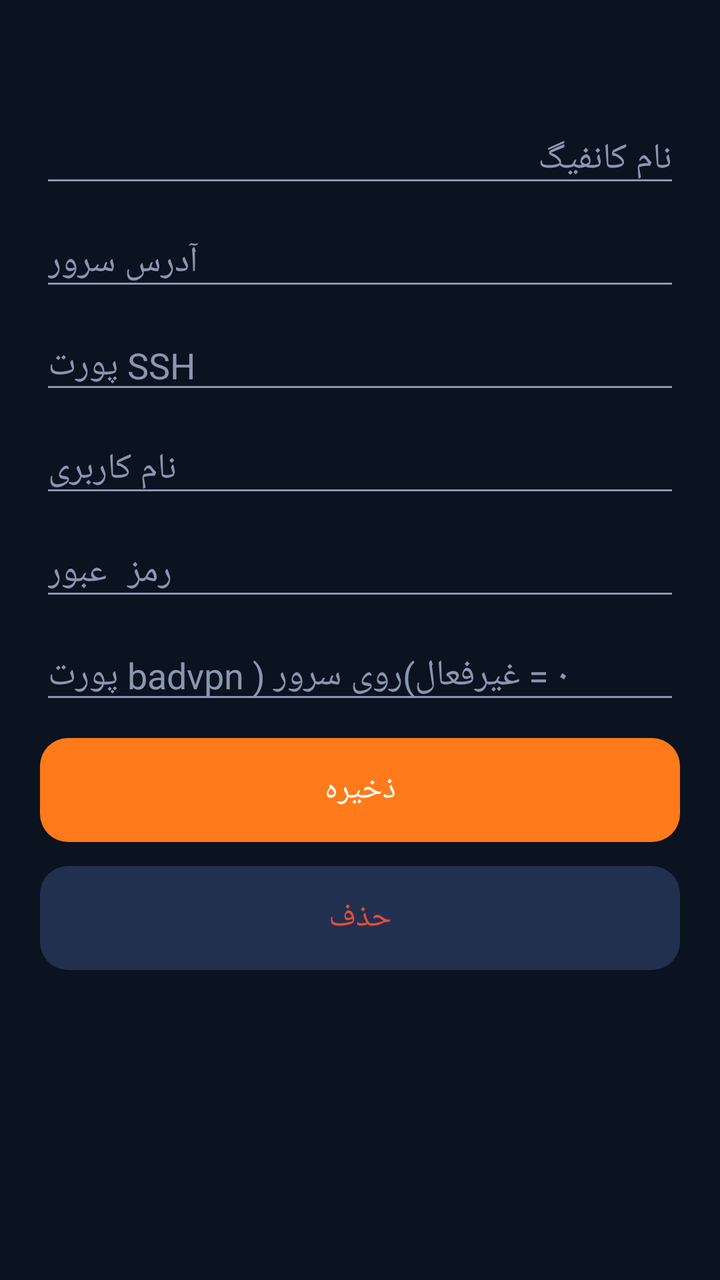
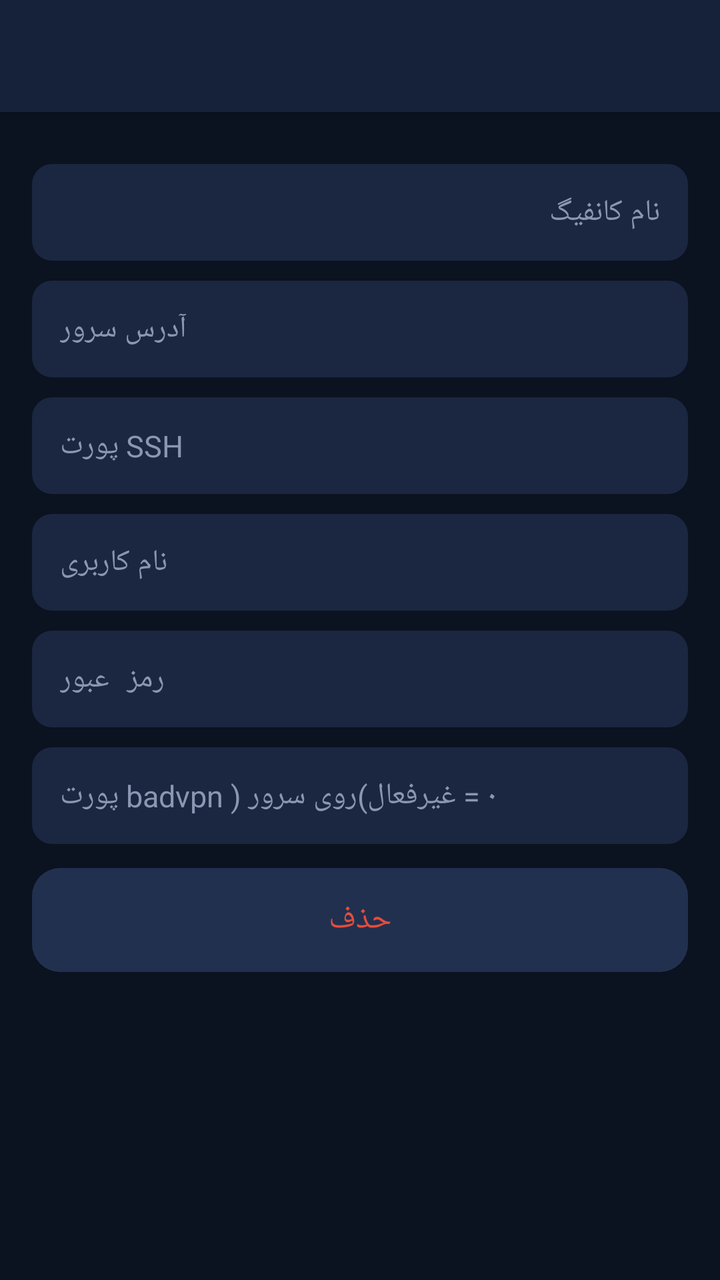

Two renders of the same Android screen: before a commit and after it. Below are the layout's source before the change and the commit's diff.
<!-- AndroidManifest.xml: application theme AppTheme -->
<!-- res/layout/activity_profile.xml -->
<?xml version="1.0" encoding="utf-8"?>
<ScrollView xmlns:android="http://schemas.android.com/apk/res/android"
    android:layout_width="match_parent" android:layout_height="match_parent"
    android:layoutDirection="rtl">
    <LinearLayout
        android:layout_width="match_parent" android:layout_height="wrap_content"
        android:orientation="vertical" android:padding="20dp">
        <TextView android:id="@+id/title"
            android:layout_width="wrap_content" android:layout_height="wrap_content"
            android:textColor="@color/text" android:textSize="20sp" android:textStyle="bold" />
        <EditText android:id="@+id/name" style="@style/Field" android:hint="@string/profile_name"
            android:textDirection="rtl" android:inputType="text" />
        <EditText android:id="@+id/host" style="@style/Field" android:hint="@string/server"
            android:inputType="textUri" />
        <EditText android:id="@+id/port" style="@style/Field" android:hint="@string/ssh_port"
            android:inputType="number" />
        <EditText android:id="@+id/user" style="@style/Field" android:hint="@string/username"
            android:inputType="text" />
        <EditText android:id="@+id/pass" style="@style/Field" android:hint="@string/password"
            android:inputType="textPassword" />
        <EditText android:id="@+id/udpgw" style="@style/Field" android:hint="@string/udpgw_hint"
            android:inputType="number" />
        <Button android:id="@+id/save" style="@style/Btn" android:text="@string/save" />
        <Button android:id="@+id/delete" style="@style/Btn" android:text="@string/delete"
            android:background="@drawable/btn_dark" android:textColor="@color/bad" />
    </LinearLayout>
</ScrollView>
<!-- resources referenced by this layout -->
<resources>
  <color name="bad">#E74C3C</color>
  <color name="text">#E8EDF7</color>
  <!-- drawable btn_dark (drawable) -->
  <?xml version="1.0" encoding="utf-8"?>
  <shape xmlns:android="http://schemas.android.com/apk/res/android">
      <solid android:color="#22304F" />
      <corners android:radius="14dp" />
  </shape>
  <string name="delete">حذف</string>
  <string name="password">رمز عبور</string>
  <string name="profile_name">نام کانفیگ</string>
  <string name="save">ذخیره</string>
  <string name="server">آدرس سرور</string>
  <string name="ssh_port">پورت SSH</string>
  <string name="udpgw_hint">پورت badvpn روی سرور (۰ = غیرفعال)</string>
  <string name="username">نام کاربری</string>
  <style name="Btn">
          <item name="android:layout_width">match_parent</item>
          <item name="android:layout_height">52dp</item>
          <item name="android:layout_marginTop">12dp</item>
          <item name="android:textColor">#FFFFFF</item>
          <item name="android:textSize">16sp</item>
          <item name="android:background">@drawable/btn_accent</item>
          <item name="android:stateListAnimator">@null</item>
      </style>
  <style name="Field">
          <item name="android:layout_width">match_parent</item>
          <item name="android:layout_height">wrap_content</item>
          <item name="android:layout_marginTop">10dp</item>
          <item name="android:textColor">@color/text</item>
          <item name="android:textColorHint">@color/muted</item>
          <item name="android:singleLine">true</item>
          <item name="android:textDirection">ltr</item>
          <item name="android:gravity">start|center_vertical</item>
      </style>
  <!-- drawable btn_accent (drawable) -->
  <?xml version="1.0" encoding="utf-8"?>
  <shape xmlns:android="http://schemas.android.com/apk/res/android">
      <solid android:color="@color/accent" />
      <corners android:radius="14dp" />
  </shape>
  <color name="muted">#8A97B2</color>
  <color name="bg">#0B1220</color>
  <color name="accent">#FF7A1A</color>
  <style name="DialogTheme" parent="android:Theme.Material.Dialog.Alert">
          <item name="android:colorAccent">@color/accent</item>
      </style>
  <!-- unchanged entries left out for length: 1 -->
</resources>

<!-- the commit's change to res/layout/activity_profile.xml (unified diff, before → after) -->
@@ -1,27 +1,53 @@
 <?xml version="1.0" encoding="utf-8"?>
-<ScrollView xmlns:android="http://schemas.android.com/apk/res/android"
+<LinearLayout xmlns:android="http://schemas.android.com/apk/res/android"
     android:layout_width="match_parent" android:layout_height="match_parent"
-    android:layoutDirection="rtl">
-    <LinearLayout
-        android:layout_width="match_parent" android:layout_height="wrap_content"
-        android:orientation="vertical" android:padding="20dp">
-        <TextView android:id="@+id/title"
-            android:layout_width="wrap_content" android:layout_height="wrap_content"
-            android:textColor="@color/text" android:textSize="20sp" android:textStyle="bold" />
-        <EditText android:id="@+id/name" style="@style/Field" android:hint="@string/profile_name"
-            android:textDirection="rtl" android:inputType="text" />
-        <EditText android:id="@+id/host" style="@style/Field" android:hint="@string/server"
-            android:inputType="textUri" />
-        <EditText android:id="@+id/port" style="@style/Field" android:hint="@string/ssh_port"
-            android:inputType="number" />
-        <EditText android:id="@+id/user" style="@style/Field" android:hint="@string/username"
-            android:inputType="text" />
-        <EditText android:id="@+id/pass" style="@style/Field" android:hint="@string/password"
-            android:inputType="textPassword" />
-        <EditText android:id="@+id/udpgw" style="@style/Field" android:hint="@string/udpgw_hint"
-            android:inputType="number" />
-        <Button android:id="@+id/save" style="@style/Btn" android:text="@string/save" />
-        <Button android:id="@+id/delete" style="@style/Btn" android:text="@string/delete"
-            android:background="@drawable/btn_dark" android:textColor="@color/bad" />
-    </LinearLayout>
-</ScrollView>
+    android:orientation="vertical" android:layoutDirection="rtl">
+    <include layout="@layout/bar" />
+    <ScrollView android:layout_width="match_parent" android:layout_height="match_parent">
+        <LinearLayout
+            android:layout_width="match_parent" android:layout_height="wrap_content"
+            android:orientation="vertical" android:padding="16dp">
+            <EditText android:id="@+id/name" style="@style/Field" android:hint="@string/profile_name"
+                android:textDirection="rtl" android:inputType="text" />
+            <EditText android:id="@+id/host" style="@style/Field" android:hint="@string/server"
+                android:inputType="textUri" />
+            <EditText android:id="@+id/port" style="@style/Field" android:hint="@string/ssh_port"
+                android:inputType="number" />
+            <EditText android:id="@+id/user" style="@style/Field" android:hint="@string/username"
+                android:inputType="text" />
+            <EditText android:id="@+id/pass" style="@style/Field" android:hint="@string/password"
+                android:inputType="textPassword" />
+            <EditText android:id="@+id/udpgw" style="@style/Field" android:hint="@string/udpgw_hint"
+                android:inputType="number" />
+            <Button android:id="@+id/delete" style="@style/Btn" android:text="@string/delete"
+                android:background="@drawable/btn_dark" android:textColor="@color/bad" />
+        </LinearLayout>
+    </ScrollView>
+</LinearLayout>
+<!-- res/layout/bar.xml (included above) -->
+<?xml version="1.0" encoding="utf-8"?>
+<LinearLayout xmlns:android="http://schemas.android.com/apk/res/android"
+    android:layout_width="match_parent" android:layout_height="56dp"
+    android:background="@color/bar" android:gravity="center_vertical"
+    android:layoutDirection="rtl" android:orientation="horizontal"
+    android:paddingStart="4dp" android:paddingEnd="4dp" android:elevation="4dp">
+    <ImageButton android:id="@+id/barBack"
+        android:layout_width="48dp" android:layout_height="48dp"
+        android:background="@drawable/ripple_icon" android:src="@drawable/ic_back"
+        android:contentDescription="@null" android:visibility="gone" />
+    <ImageView android:id="@+id/barLogo"
+        android:layout_width="34dp" android:layout_height="34dp" android:layout_marginStart="12dp"
+        android:src="@drawable/ic_logo" android:contentDescription="@null" android:visibility="gone" />
+    <TextView android:id="@+id/barTitle"
+        android:layout_width="0dp" android:layout_height="wrap_content" android:layout_weight="1"
+        android:layout_marginStart="12dp" android:textColor="@color/text"
+        android:textSize="19sp" android:textStyle="bold" />
+    <ImageButton android:id="@+id/barAction1"
+        android:layout_width="48dp" android:layout_height="48dp"
+        android:background="@drawable/ripple_icon" android:contentDescription="@null"
+        android:visibility="gone" />
+    <ImageButton android:id="@+id/barAction2"
+        android:layout_width="48dp" android:layout_height="48dp"
+        android:background="@drawable/ripple_icon" android:contentDescription="@null"
+        android:visibility="gone" />
+</LinearLayout>
<!-- resource entries referenced after the edit -->
@@ -1,6 +1,7 @@
 <!-- resources referenced by this layout -->
 <resources>
   <color name="bad">#E74C3C</color>
+  <color name="bar">#16213A</color>
   <color name="text">#E8EDF7</color>
   <!-- drawable btn_dark (drawable) -->
   <?xml version="1.0" encoding="utf-8"?>
@@ -8,10 +9,28 @@
       <solid android:color="#22304F" />
       <corners android:radius="14dp" />
   </shape>
+  <!-- drawable ic_back (drawable) -->
+  <?xml version="1.0" encoding="utf-8"?>
+  <vector xmlns:android="http://schemas.android.com/apk/res/android"
+      android:width="24dp" android:height="24dp" android:viewportWidth="24" android:viewportHeight="24"
+      android:tint="#E8EDF7" android:autoMirrored="true">
+      <path android:fillColor="#FFFFFFFF" android:pathData="M20,11H7.83l5.59,-5.59L12,4l-8,8 8,8 1.41,-1.41L7.83,13H20v-2z" />
+  </vector>
+  <!-- drawable ic_logo (drawable) -->
+  <?xml version="1.0" encoding="utf-8"?>
+  <vector xmlns:android="http://schemas.android.com/apk/res/android"
+      android:width="108dp" android:height="108dp"
+      android:viewportWidth="108" android:viewportHeight="108">
+      <path android:fillColor="#FF7A1A" android:pathData="M20,24 L40,44 L68,44 L88,24 L84,62 L54,92 L24,62 Z" />
+      <path android:fillColor="#FFFFFF" android:pathData="M40,56 L54,80 L68,56 L54,62 Z" />
+      <path android:fillColor="#0B1220" android:pathData="M42,52 L48,54 L46,58 Z M66,52 L60,54 L62,58 Z" />
+  </vector>
+  <!-- drawable ripple_icon (drawable) -->
+  <?xml version="1.0" encoding="utf-8"?>
+  <ripple xmlns:android="http://schemas.android.com/apk/res/android" android:color="#33FFFFFF" />
   <string name="delete">حذف</string>
   <string name="password">رمز عبور</string>
   <string name="profile_name">نام کانفیگ</string>
-  <string name="save">ذخیره</string>
   <string name="server">آدرس سرور</string>
   <string name="ssh_port">پورت SSH</string>
   <string name="udpgw_hint">پورت badvpn روی سرور (۰ = غیرفعال)</string>
@@ -29,6 +48,9 @@
           <item name="android:layout_width">match_parent</item>
           <item name="android:layout_height">wrap_content</item>
           <item name="android:layout_marginTop">10dp</item>
+          <item name="android:background">@drawable/field_bg</item>
+          <item name="android:padding">14dp</item>
+          <item name="android:textSize">15sp</item>
           <item name="android:textColor">@color/text</item>
           <item name="android:textColorHint">@color/muted</item>
           <item name="android:singleLine">true</item>
@@ -41,6 +63,12 @@
       <solid android:color="@color/accent" />
       <corners android:radius="14dp" />
   </shape>
+  <!-- drawable field_bg (drawable) -->
+  <?xml version="1.0" encoding="utf-8"?>
+  <shape xmlns:android="http://schemas.android.com/apk/res/android">
+      <solid android:color="#1B2640" />
+      <corners android:radius="10dp" />
+  </shape>
   <color name="muted">#8A97B2</color>
   <color name="bg">#0B1220</color>
   <color name="accent">#FF7A1A</color>
